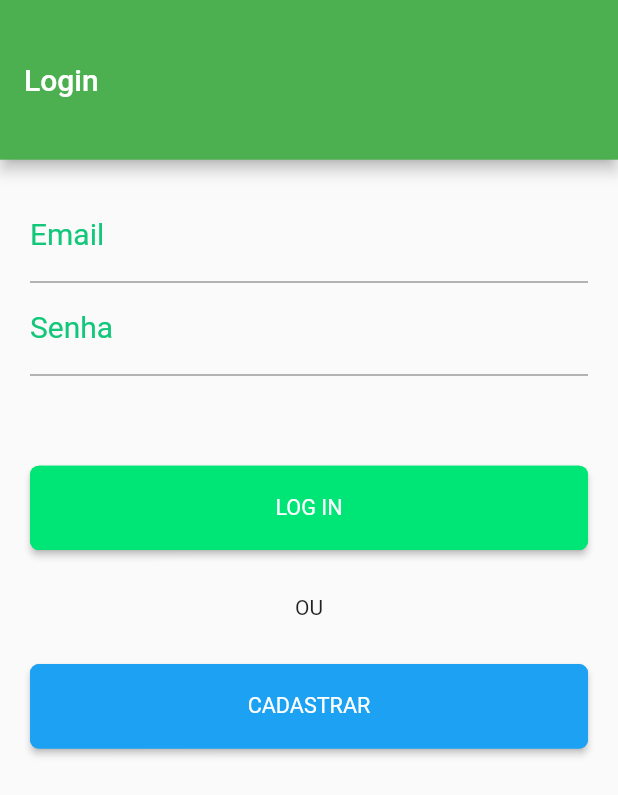
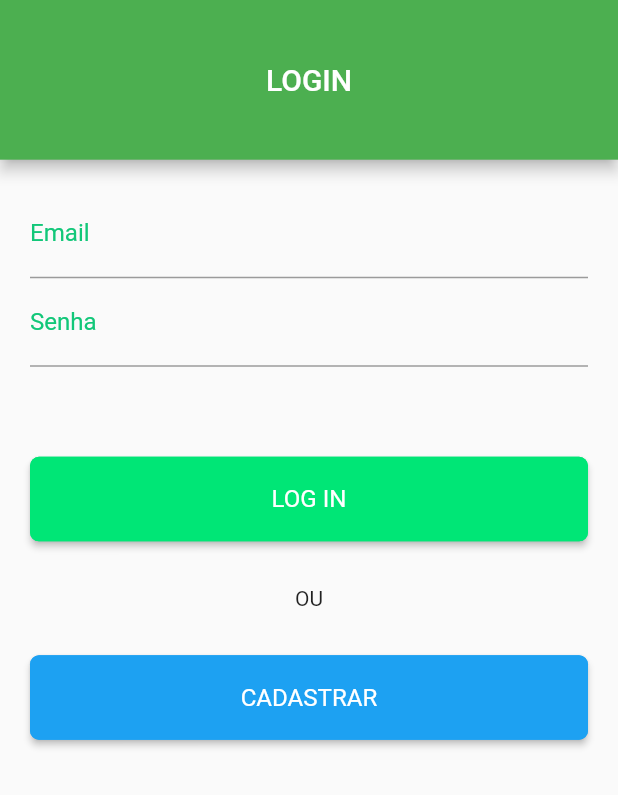
Before and after one commit to FelipeDourado0/Aluga, a Flutter app: the screen it shows after launch, on a phone screen of 412 x 824 dp. Shown: the top 795 px of the screen. Run offline on Flutter 3.47's test engine with Material 2 defaults, Android fonts, the light colour scheme and no system bars.

Commit message:
Update login_page.dart

```diff
--- a/lib/pages/login_page.dart
+++ b/lib/pages/login_page.dart
@@ -4,14 +4,6 @@ import 'package:flutter/cupertino.dart';
 import 'package:flutter/material.dart';
 
 class loginPage extends StatelessWidget {
-  //const Pag3({Key? key}) : super(key: key);
-  final TextEditingController _controladorLocal = TextEditingController();
-  final TextEditingController _controladorCep = TextEditingController();
-  final TextEditingController _controladorUf = TextEditingController();
-  final TextEditingController _controladorLogradouro = TextEditingController();
-  final TextEditingController _controladorBairro = TextEditingController();
-  final TextEditingController _controladorResidencia = TextEditingController();
-  final TextEditingController _controladorId = TextEditingController();
   @override
   Widget build(BuildContext context) {
     final double largura_Tela = MediaQuery.of(context).size.width;
@@ -21,7 +13,7 @@ class loginPage extends StatelessWidget {
     final double altura_Botao = altura_Tela * 0.0683; //93,17%
     final double altura_AppBar = altura_Tela * 0.1292;
     final double margem_Lateral = largura_Tela * 0.087;
-    final double tamanho_Texto = altura_Tela * 0.0175; //98,125%
+    final double tamanho_Texto = altura_Tela * 0.0195;
     final double texto_Botao = altura_Tela * 0.03; //97%
     //final double margem_Cima = altura_Tela * 0.042; //-95,8%
     //final double margemEntreCampos = altura_Tela * 0.0261; //-97,39%
@@ -31,7 +23,8 @@ class loginPage extends StatelessWidget {
     final double grossura_Botao = altura_Botao * 0.05; //95%
     return Scaffold(
       appBar: AppBar(
-        title: const Text('Login'),
+        title: const Text('LOGIN'),
+        centerTitle: true,
         toolbarHeight:
               altura_AppBar, // altura (da tela) - 90,625%/////////////////////////////////////////////
       ),
@@ -44,7 +37,7 @@ class loginPage extends StatelessWidget {
                 hintText: 'Email',
                 labelText: 'Email',
                 labelStyle: TextStyle(
-                    color: Color.fromARGB(255, 18, 199, 121), fontSize: 20),
+                    color: Color.fromARGB(255, 18, 199, 121), fontSize: tamanho_Texto),
               ), //Local
             ),
             TextFormField(
@@ -52,7 +45,8 @@ class loginPage extends StatelessWidget {
                 hintText: 'Senha',
                 labelText: 'Senha',
                 labelStyle: TextStyle(
-                    color: Color.fromARGB(255, 18, 199, 121), fontSize: 20),
+                    color: Color.fromARGB(255, 18, 199, 121),
+                    fontSize: tamanho_Texto),
               ), //Local
             ),
             const SizedBox(height: 60),
```
